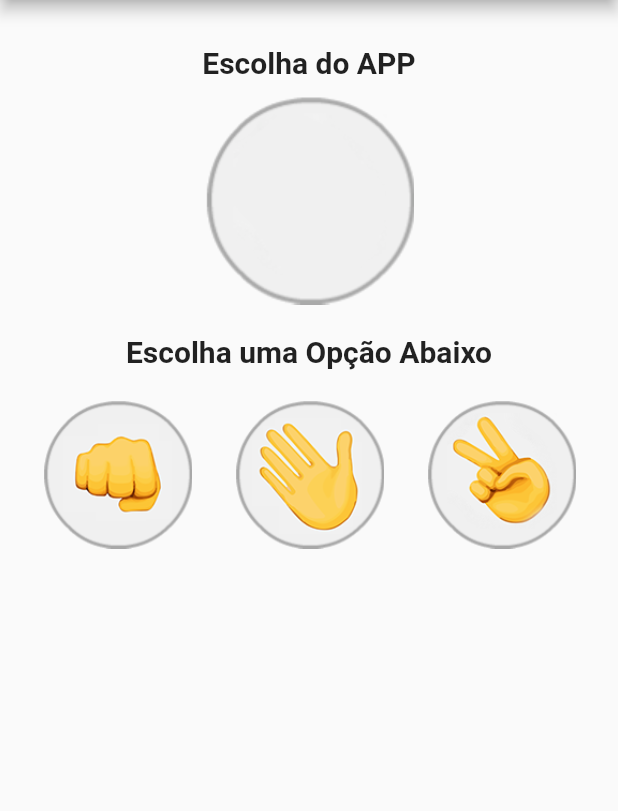
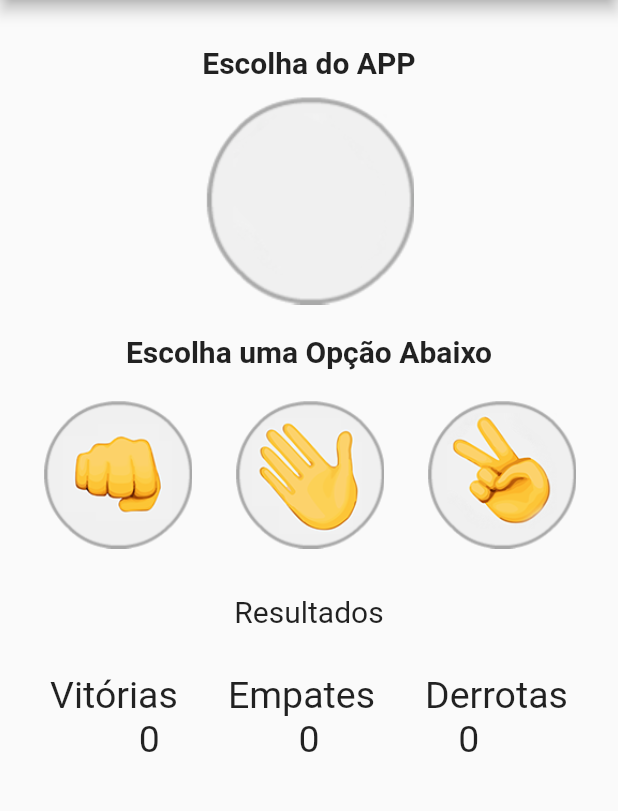
Before and after one commit to omarpandini/jokenPoFlutter, a Flutter app: the screen it shows after launch, on a phone screen of 412 x 824 dp, the part 84-895 px from its top. Run offline on Flutter 3.47's test engine with Material 2 defaults, Android fonts, the phone set to English and light mode, and no system bars.

Commit message:
alterações

```diff
--- a/lib/Jogo.dart
+++ b/lib/Jogo.dart
@@ -1,4 +1,6 @@
 // ignore_for_file: prefer_const_constructors
+
+import 'dart:math';
 
 import 'package:flutter/material.dart';
 
@@ -10,12 +12,35 @@ class Jogo extends StatefulWidget {
 }
 
 class _JogoState extends State<Jogo> {
-  void testePressionado() {
-    print('clicou');
+  var _imagemApp = AssetImage('images/padrao.png');
+
+  int vitorias = 0;
+  int empates = 0;
+  int derrotas = 0;
+
+  void _opcaoSelecionada(String escolhaUsuario) {
+    final opcoes = ["PEDRA", "PAPEL", "TESOURA"];
+    var numero = Random().nextInt(opcoes.length);
+    var escolhaApp = opcoes[numero];
+
+    if (escolhaApp == 'PEDRA') {
+      _imagemApp = AssetImage('images/pedra.png');
+    } else if (escolhaApp == 'PAPEL') {
+      _imagemApp = AssetImage('images/papel.png');
+    } else if (escolhaApp == 'TESOURA') {
+      _imagemApp = AssetImage('images/tesoura.png');
+    }
+
+    print(resultado(escolhaUsuario, escolhaApp));
+    print('Vitórias: ' + vitorias.toString());
+    print('Empates: ' + empates.toString());
+    print('Derrotas: ' + derrotas.toString());
   }
 
   @override
   Widget build(BuildContext context) {
+    const textStyleResult = TextStyle(fontSize: 25);
+
     return Scaffold(
       appBar: AppBar(
         title: Text('JokenPo'),
@@ -31,12 +56,7 @@ class _JogoState extends State<Jogo> {
               style: TextStyle(fontSize: 20, fontWeight: FontWeight.bold),
             ),
           ),
-          GestureDetector(
-            onTap: () {
-              testePressionado();
-            },
-            child: Image.asset('images/padrao.png'),
-          ),
+          Image(image: this._imagemApp),
           Padding(
             padding: EdgeInsets.only(top: 20, bottom: 20),
             child: Text(
@@ -47,23 +67,118 @@ class _JogoState extends State<Jogo> {
           ),
           Row(
             mainAxisAlignment: MainAxisAlignment.spaceEvenly,
+            // ignore: prefer_const_literals_to_create_immutables
             children: [
-              Image.asset(
+              GestureDetector(
+                onTap: () {
+                  setState(() {
+                    _opcaoSelecionada('PEDRA');
+                  });
+                },
+                child: Image.asset(
                   'images/pedra.png',
                   height: 100,
                 ),
-              Image.asset(
+              ),
+              GestureDetector(
+                onTap: () {
+                  setState(() {
+                    _opcaoSelecionada('PAPEL');
+                  });
+                },
+                child: Image.asset(
                   'images/papel.png',
                   height: 100,
                 ),
-              Image.asset(
+              ),
+              GestureDetector(
+                onTap: () {
+                  setState(() {
+                    _opcaoSelecionada('TESOURA');
+                  });
+                },
+                child: Image.asset(
                   'images/tesoura.png',
                   height: 100,
-              )
+                ),
+              ),
+            ],
+          ),
+          Padding(
+            padding: EdgeInsets.only(top: 30, bottom: 30),
+            child: Text(
+              'Resultados',
+              style: TextStyle(fontSize: 20),
+            ),
+          ),
+          Row(
+            mainAxisAlignment: MainAxisAlignment.spaceEvenly,
+            children: [
+              Text(
+                'Vitórias',
+                style: textStyleResult,
+              ),
+              Text('Empates', style: textStyleResult),
+              Text('Derrotas', style: textStyleResult),
+            ],
+          ),
+          Row(
+            mainAxisAlignment: MainAxisAlignment.spaceEvenly,
+            children: [
+              Text(
+                '$vitorias',
+                style: textStyleResult,
+              ),
+              Text('$empates', style: textStyleResult),
+              Text('$derrotas', style: textStyleResult),
             ],
           )
         ],
       ),
     );
   }
+
+  String resultado(escolhaUsuario, escolhaApp) {
+    print('escolhaUsuario ' + escolhaUsuario);
+    print('escolhaApp ' + escolhaApp);
+
+    if (escolhaUsuario == 'PEDRA') {
+      if (escolhaApp == 'TESOURA') {
+        vitorias++;
+        return 'G';
+      } else if (escolhaApp == 'PEDRA') {
+        empates++;
+        return 'E';
+      } else if (escolhaApp == 'PAPEL') {
+        derrotas++;
+        return 'D';
       }
+    }
+    if (escolhaUsuario == 'PAPEL') {
+      if (escolhaApp == 'PEDRA') {
+        vitorias++;
+        return 'G';
+      } else if (escolhaApp == 'PAPEL') {
+        empates++;
+        return 'E';
+      } else if (escolhaApp == 'TESOURA') {
+        derrotas++;
+        return 'D';
+      }
+    }
+    if (escolhaUsuario == 'TESOURA') {
+      if (escolhaApp == 'PAPEL') {
+        vitorias++;
+        return 'G';
+      } else if (escolhaApp == 'TESOURA') {
+        empates++;
+        return 'E';
+      } else if (escolhaApp == 'PEDRA') {
+        derrotas++;
+        return 'D';
+      }
+    }
+
+    return '';
+  }
+}
```
Lines whose indentation alone changed are shown as unchanged.
